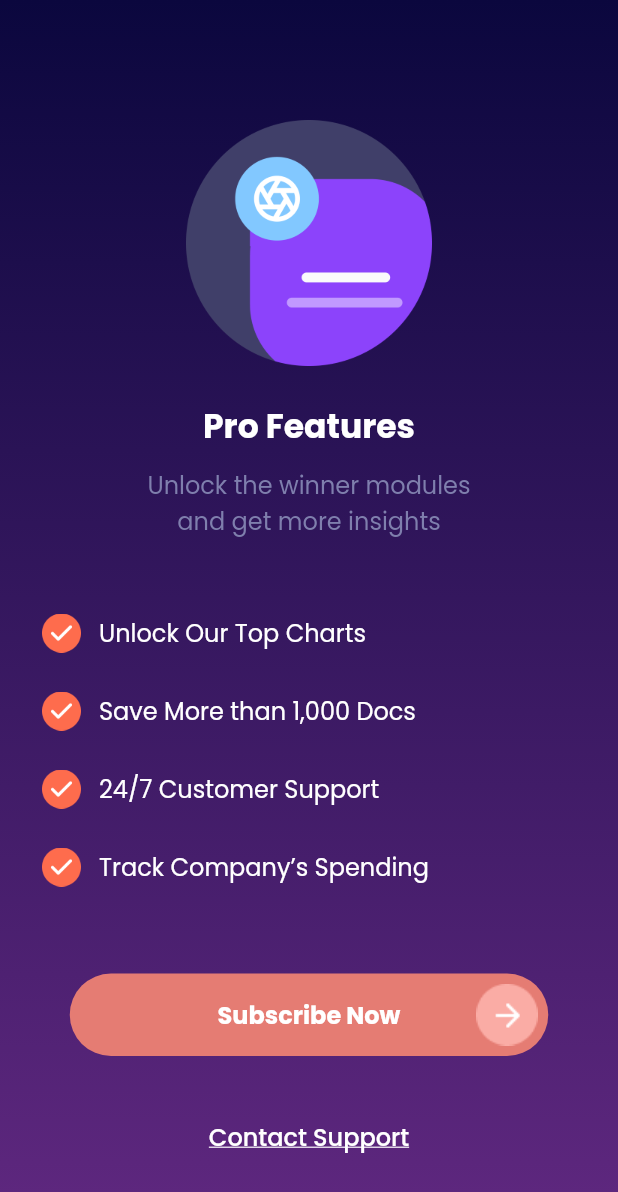
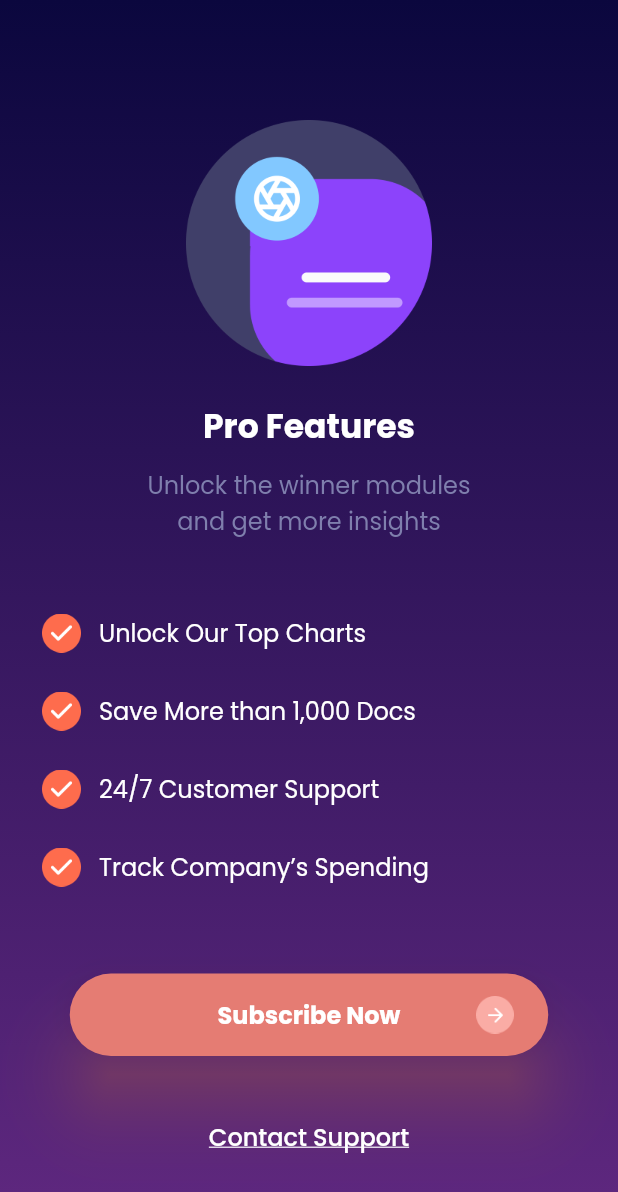
Before and after one commit to roynaldoktaviano/7day-challenge, a Flutter app: the screen it shows after launch, on a phone screen of 412 x 824 dp. Shown: the top 1192 px of the screen. Run offline on Flutter 3.47's test engine with Material 2 defaults, Android fonts, the phone set to English and light mode, and no system bars; our stand-ins replace google_fonts.

Commit message:
Day 6 Revision

```diff
--- a/lib/pages/pricing_v2.dart
+++ b/lib/pages/pricing_v2.dart
@@ -81,13 +81,20 @@ class _PricingV2State extends State<PricingV2> {
 
   Widget cta () {
     return Container(
-              padding: EdgeInsets.all(7),
               width: 319,
               height: 55,
-              decoration: BoxDecoration(
-                color: Color(0xffE57C73),
+              child: TextButton(
+                style: TextButton.styleFrom(
+                  shadowColor: Color(0xffE57C73),
+                  elevation: 20,
+                  backgroundColor: Color(0xffE57C73),
+                  shape: RoundedRectangleBorder(
                     borderRadius: BorderRadius.circular(31)
+                  )
                 ),
+                onPressed: (){},
+                child: Padding(
+                  padding: const EdgeInsets.all(7),
                   child: Row(
                     mainAxisAlignment: MainAxisAlignment.spaceBetween,
                     children: [
@@ -100,7 +107,7 @@ class _PricingV2State extends State<PricingV2> {
                         style: PoppinFont.copyWith(
                           fontWeight: FontWeight.bold,
                           color: Colors.white,
-                      fontSize: 16
+                          fontSize: 16,
                         ),
                       ),
 
@@ -110,6 +117,8 @@ class _PricingV2State extends State<PricingV2> {
                         height: 41,
                       )
                     ],
+                  ),
+                ),
               ),
             );
   }
```
Lines whose indentation alone changed are shown as unchanged.
